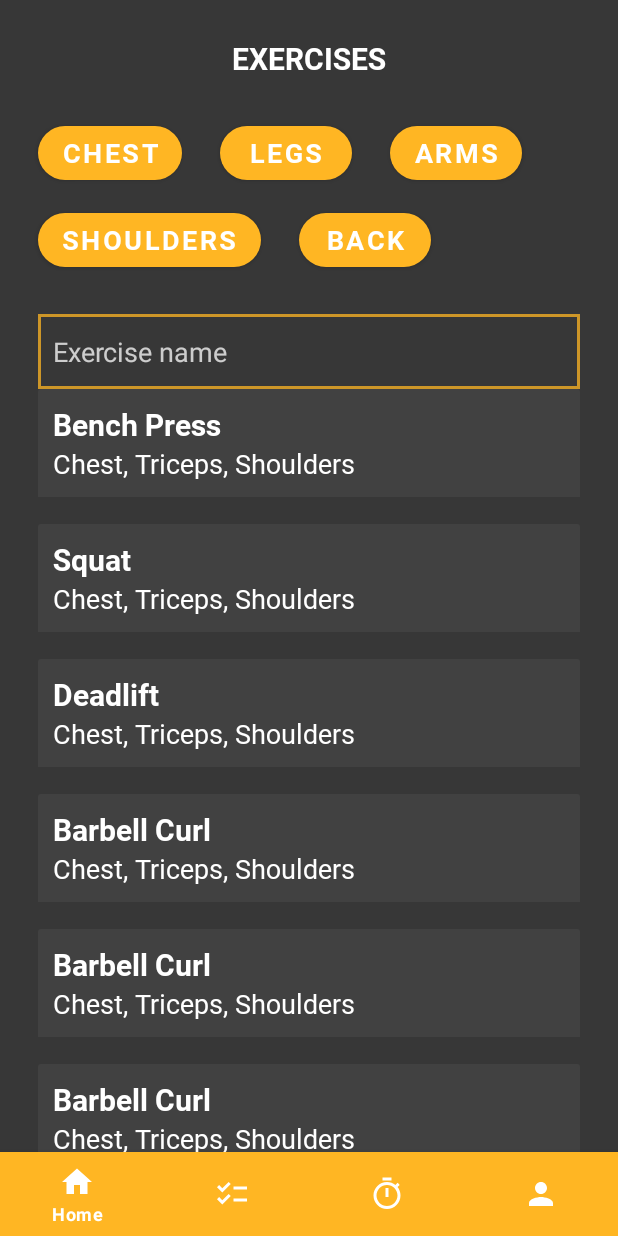
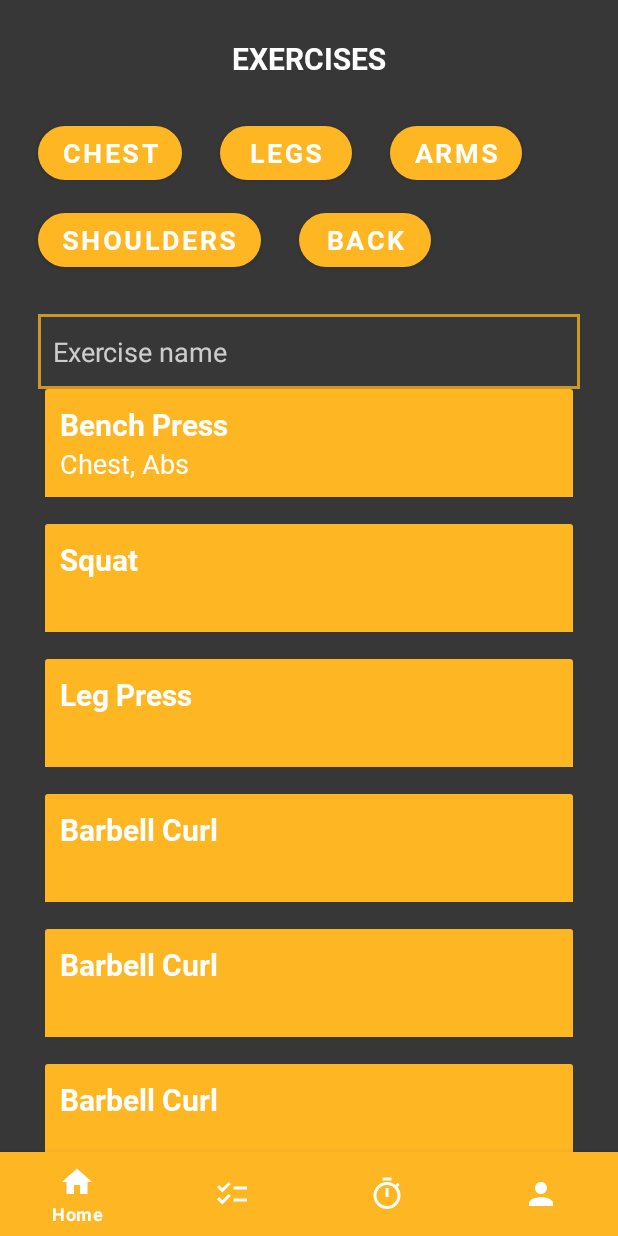
Before and after one commit to dan-yates1/fitness-app, an Android app: the screen it shows after launch (ExercisesActivity), on a phone screen of 412 x 824 dp. Run offline under Robolectric (Android 15) with nearby library versions, the phone set to English and light mode, and no system bars.

Commit message:
Added functionality to ExerciseAdapter to display muscle groups

```diff
--- a/app/src/main/java/com/example/fitnessapp/adapters/ExerciseAdapter.java
+++ b/app/src/main/java/com/example/fitnessapp/adapters/ExerciseAdapter.java
@@ -42,6 +42,15 @@ public class ExerciseAdapter extends RecyclerView.Adapter<ExerciseAdapter.Exerci
     public void onBindViewHolder(@NonNull ExerciseViewHolder holder, int position) {
         Exercise currentItem = mExerciseList.get(position);
         holder.mExerciseName.setText(currentItem.getName());
+
+        if (currentItem.getPrimaryMuscles().size() > 1) {
+            holder.mMuscleGroups.setText(currentItem.getPrimaryMuscles().get(0));
+            for (int i = 1; i < currentItem.getPrimaryMuscles().size(); i++) {
+                holder.mMuscleGroups.append(", " + currentItem.getPrimaryMuscles().get(i));
+            }
+        } else if (currentItem.getPrimaryMuscles().size() == 1) {
+            holder.mMuscleGroups.setText(currentItem.getPrimaryMuscles().get(0));
+        }
     }
 
     @Override
--- a/app/src/main/java/com/example/fitnessapp/layouts/ExercisesActivity.java
+++ b/app/src/main/java/com/example/fitnessapp/layouts/ExercisesActivity.java
@@ -5,6 +5,7 @@ import androidx.recyclerview.widget.LinearLayoutManager;
 import androidx.recyclerview.widget.RecyclerView;
 
 import android.os.Bundle;
+import android.widget.Button;
 
 import com.example.fitnessapp.R;
 import com.example.fitnessapp.adapters.ExerciseAdapter;
@@ -15,27 +16,37 @@ import java.util.ArrayList;
 public class ExercisesActivity extends AppCompatActivity {
     private RecyclerView mRecyclerView;
     private RecyclerView.Adapter mAdapter;
+    private Button mArmsBtn, mChestBtn, mLegsBtn, mShouldersBtn, mBackBtn;
+    private ArrayList<Exercise> mExerciseList;
+    private ArrayList<Exercise> mFilteredList;
 
     @Override
     protected void onCreate(Bundle savedInstanceState) {
         super.onCreate(savedInstanceState);
         setContentView(R.layout.activity_exercises);
 
-        ArrayList<Exercise> exerciseList = new ArrayList<>();
-        exerciseList.add(new Exercise("Bench Press", new ArrayList<>(), new ArrayList<>(), new ArrayList<>()));
-        exerciseList.add(new Exercise("Squat", new ArrayList<>(), new ArrayList<>(), new ArrayList<>()));
-        exerciseList.add(new Exercise("Deadlift", new ArrayList<>(), new ArrayList<>(), new ArrayList<>()));
-        exerciseList.add(new Exercise("Barbell Curl", new ArrayList<>(), new ArrayList<>(), new ArrayList<>()));
-        exerciseList.add(new Exercise("Barbell Curl", new ArrayList<>(), new ArrayList<>(), new ArrayList<>()));
-        exerciseList.add(new Exercise("Barbell Curl", new ArrayList<>(), new ArrayList<>(), new ArrayList<>()));
+        buildExerciseList();
+        buildRecyclerView();
+    }
 
+    private void buildExerciseList() {
+        ArrayList<String> muscles = new ArrayList<>();
+        muscles.add("Chest");
+        muscles.add("Abs");
+        mExerciseList = new ArrayList<>();
+        mExerciseList.add(new Exercise("Bench Press", muscles, new ArrayList<>(), new ArrayList<>()));
+        mExerciseList.add(new Exercise("Squat", new ArrayList<>(), new ArrayList<>(), new ArrayList<>()));
+        mExerciseList.add(new Exercise("Leg Press", new ArrayList<>(), new ArrayList<>(), new ArrayList<>()));
+        mExerciseList.add(new Exercise("Barbell Curl", new ArrayList<>(), new ArrayList<>(), new ArrayList<>()));
+        mExerciseList.add(new Exercise("Barbell Curl", new ArrayList<>(), new ArrayList<>(), new ArrayList<>()));
+        mExerciseList.add(new Exercise("Barbell Curl", new ArrayList<>(), new ArrayList<>(), new ArrayList<>()));
+    }
+
+    private void buildRecyclerView() {
         mRecyclerView = findViewById(R.id.recyclerView);
         mRecyclerView.setHasFixedSize(true);
-        mAdapter = new ExerciseAdapter(exerciseList);
+        mAdapter = new ExerciseAdapter(mExerciseList);
         mRecyclerView.setLayoutManager(new LinearLayoutManager(this));
         mRecyclerView.setAdapter(mAdapter);
     }
-
-    private void buildRecyclerView() {
-    }
 }
--- a/app/src/main/res/layout/activity_exercises.xml
+++ b/app/src/main/res/layout/activity_exercises.xml
@@ -14,7 +14,7 @@
         android:layout_above="@+id/bottomNavBar"
         android:layout_below="@+id/searchEditText"
         android:background="@color/dark_grey"
-        android:paddingHorizontal="25dp"
+        android:paddingHorizontal="30dp"
         tools:listitem="@layout/recycler_view_item" />
 
     <com.google.android.material.bottomnavigation.BottomNavigationView
--- a/app/src/main/res/layout/item_exercise.xml
+++ b/app/src/main/res/layout/item_exercise.xml
@@ -1,8 +1,8 @@
 <?xml version="1.0" encoding="utf-8"?>
 <androidx.cardview.widget.CardView xmlns:android="http://schemas.android.com/apk/res/android"
+    xmlns:app="http://schemas.android.com/apk/res-auto"
     android:layout_width="match_parent"
     android:layout_height="90dp"
-    xmlns:app="http://schemas.android.com/apk/res-auto"
     app:cardBackgroundColor="@android:color/transparent"
     app:cardElevation="0dp">
 
@@ -10,7 +10,7 @@
         android:layout_width="match_parent"
         android:layout_height="wrap_content"
         android:padding="10dp"
-        android:background="@color/grey">
+        android:background="@color/orange">
 
         <TextView
             android:id="@+id/exerciseName"
@@ -26,7 +26,7 @@
             android:layout_width="wrap_content"
             android:layout_height="wrap_content"
             android:layout_below="@+id/exerciseName"
-            android:text="Chest, Triceps, Shoulders"
+            android:text=""
             android:textSize="18sp"
             android:textColor="@color/white"
             android:fontFamily="@font/roboto_regular"/>
```
